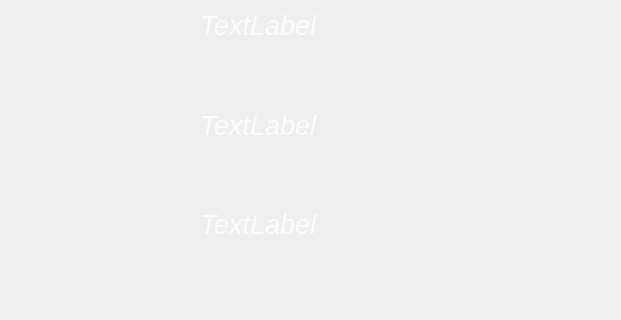
Qt form Forms/Prayer.ui (HaiidyHossam/QT-Platoon-Infotainment-) before a commit; both pictures show x 0 to 621 and y 280 to 600 of the 1024 by 600 pixel window.
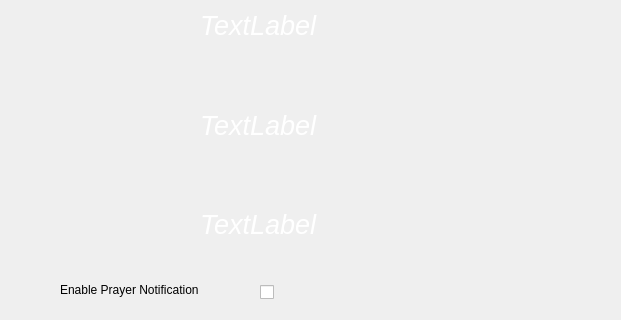
The same form after that commit. Icons and pictures are not drawn.

Commit message: New Prayer Api with CheckNotify Edits and offline cases

Patch:
```diff
--- a/Forms/Prayer.ui
+++ b/Forms/Prayer.ui
@@ -143,6 +143,35 @@
     </item>
    </layout>
   </widget>
+  <widget class="QLabel" name="label_6">
+   <property name="geometry">
+    <rect>
+     <x>60</x>
+     <y>560</y>
+     <width>181</width>
+     <height>20</height>
+    </rect>
+   </property>
+   <property name="text">
+    <string>Enable Prayer Notification</string>
+   </property>
+  </widget>
+  <widget class="QCheckBox" name="checkBox_Notify">
+   <property name="geometry">
+    <rect>
+     <x>260</x>
+     <y>560</y>
+     <width>261</width>
+     <height>24</height>
+    </rect>
+   </property>
+   <property name="toolTip">
+    <string>&lt;html&gt;&lt;head/&gt;&lt;body&gt;&lt;p&gt;&lt;img src=&quot;:/icons/icons/shuffleOn.png&quot;/&gt;&lt;/p&gt;&lt;/body&gt;&lt;/html&gt;</string>
+   </property>
+   <property name="text">
+    <string/>
+   </property>
+  </widget>
  </widget>
  <resources/>
  <connections/>
```
The commit also changes 3 other files.
